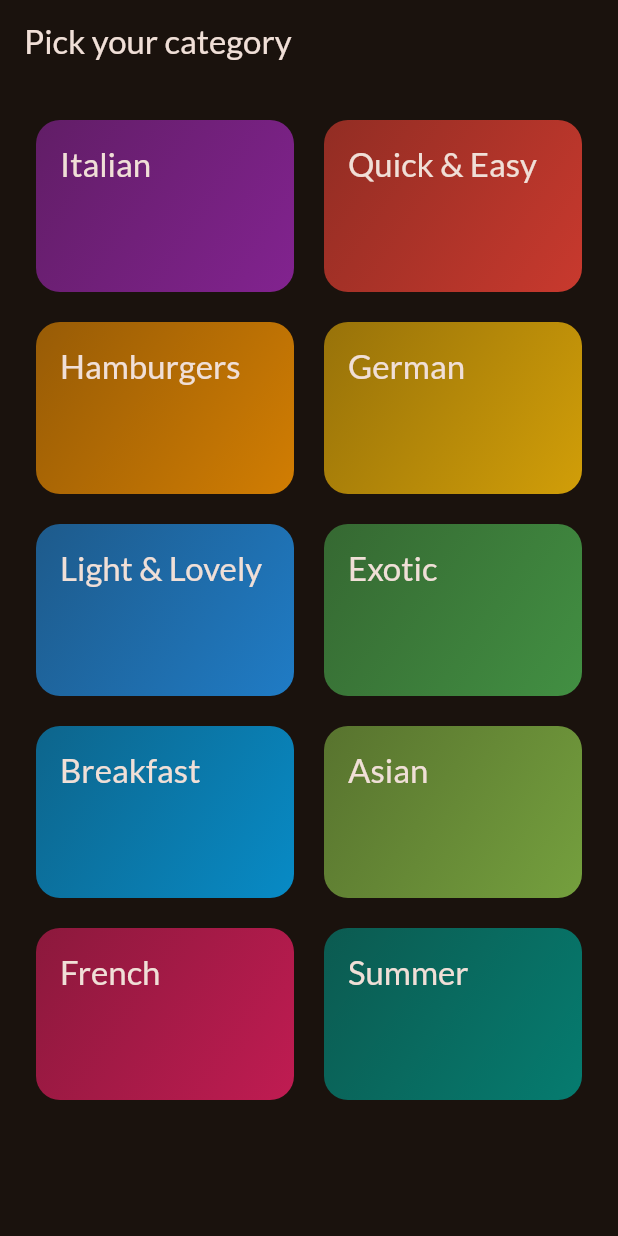
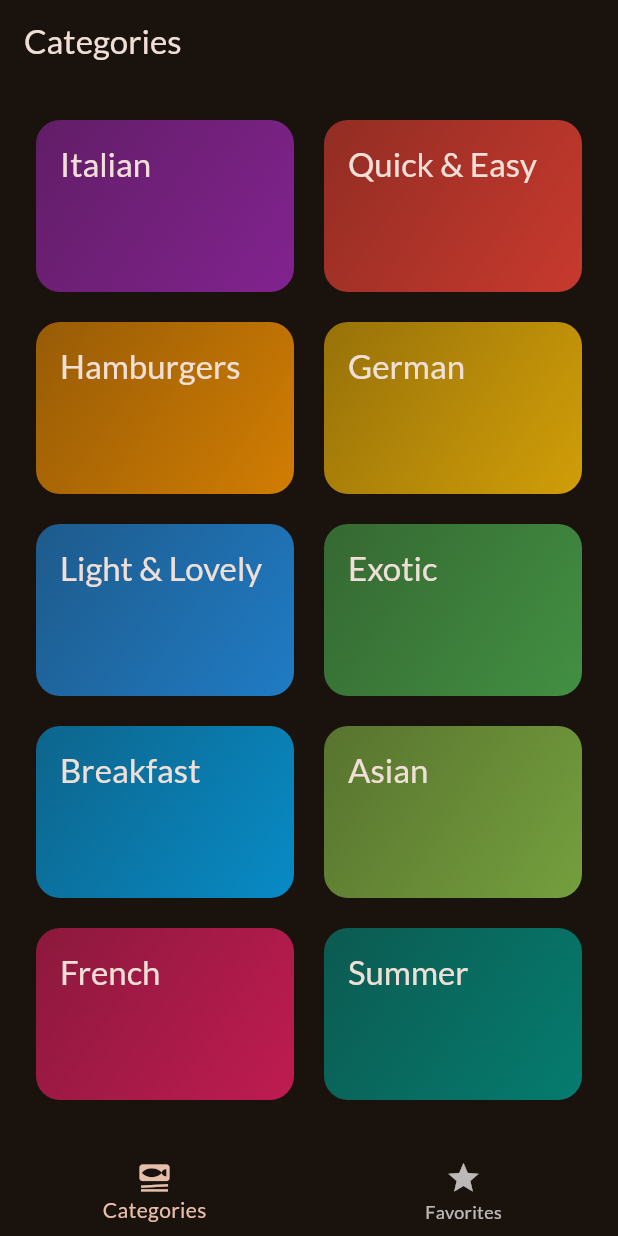
Before and after one commit to AndreNovaisBrito/meal_flutter_app, a Flutter app: the screen it shows after launch, on a phone screen of 412 x 824 dp. Run offline on Flutter 3.47's test engine with Material 3 defaults, Android fonts, the phone set to English and light mode, and no system bars; our stand-ins replace google_fonts, transparent_image.

Commit message:
Favorite button

```diff
--- a/lib/main.dart
+++ b/lib/main.dart
@@ -1,6 +1,6 @@
 import 'package:flutter/material.dart';
 import 'package:google_fonts/google_fonts.dart';
-import 'package:meals/screens/categories.dart';
+import 'package:meals/screens/tabs.dart';
 
 final theme = ThemeData(
   useMaterial3: true,
@@ -22,7 +22,7 @@ class App extends StatelessWidget {
   Widget build(BuildContext context) {
     return MaterialApp(
       theme: theme,
-      home: const CategoriesScreen(),
+      home: const TabsScreen(),
     );
   }
 }
--- a/lib/screens/categories.dart
+++ b/lib/screens/categories.dart
@@ -1,11 +1,14 @@
 import 'package:flutter/material.dart';
 import 'package:meals/data/dummy_data.dart';
 import 'package:meals/models/category.dart';
+import 'package:meals/models/meal.dart';
 import 'package:meals/screens/meals.dart';
 import 'package:meals/widgets/category_grid_item.dart';
 
 class CategoriesScreen extends StatelessWidget {
-  const CategoriesScreen({super.key});
+  const CategoriesScreen({super.key, required this.onToggleFavorite});
+
+  final void Function(Meal meal) onToggleFavorite;
 
   void _selectCategory(BuildContext context, Category category) {
     final filteredMeals = dummyMeals
@@ -14,19 +17,18 @@ class CategoriesScreen extends StatelessWidget {
 
     Navigator.of(context).push(
       MaterialPageRoute(
-        builder: (ctx) =>
-            MealsScreen(title: category.title, meals: filteredMeals),
+        builder: (ctx) => MealsScreen(
+          title: category.title,
+          meals: filteredMeals,
+          onToggleFavorite: onToggleFavorite,
+        ),
       ),
     );
   }
 
   @override
   Widget build(BuildContext context) {
-    return Scaffold(
-      appBar: AppBar(
-        title: const Text('Pick your category'),
-      ),
-      body: GridView(
+    return GridView(
       padding: const EdgeInsets.all(24),
       gridDelegate: const SliverGridDelegateWithFixedCrossAxisCount(
         crossAxisCount: 2,
@@ -43,7 +45,6 @@ class CategoriesScreen extends StatelessWidget {
                 _selectCategory(context, category);
               })
       ],
-      ),
     );
   }
 }
--- /dev/null
+++ b/lib/screens/tabs.dart
@@ -0,0 +1,65 @@
+import 'package:flutter/material.dart';
+import 'package:meals/models/meal.dart';
+import 'package:meals/screens/categories.dart';
+import 'package:meals/screens/meals.dart';
+
+class TabsScreen extends StatefulWidget {
+  const TabsScreen({super.key});
+
+  @override
+  State<StatefulWidget> createState() {
+    return _TabsScreenState();
+  }
+}
+
+class _TabsScreenState extends State<TabsScreen> {
+  int _selectedPageIndex = 0;
+  final List<Meal> _favoriteMeals = [];
+
+  void _toggleMealFavoriteStatus(Meal meal) {
+    final isExisting = _favoriteMeals.contains(meal);
+    if (isExisting) {
+      _favoriteMeals.remove(meal);
+    } else {
+      _favoriteMeals.add(meal);
+    }
+  }
+
+  void _selectPage(int index) {
+    setState(() {
+      _selectedPageIndex = index;
+    });
+  }
+
+  @override
+  Widget build(BuildContext context) {
+    Widget activePage = CategoriesScreen(
+      onToggleFavorite: _toggleMealFavoriteStatus,
+    );
+    var activePageTitle = 'Categories';
+
+    if (_selectedPageIndex == 1) {
+      activePage = MealsScreen(
+        meals: const [],
+        onToggleFavorite: _toggleMealFavoriteStatus,
+      );
+      activePageTitle = 'Your Favorites';
+    }
+
+    return Scaffold(
+      appBar: AppBar(
+        title: Text(activePageTitle),
+      ),
+      body: activePage,
+      bottomNavigationBar: BottomNavigationBar(
+        onTap: _selectPage,
+        currentIndex: _selectedPageIndex,
+        items: const [
+          BottomNavigationBarItem(
+              icon: Icon(Icons.set_meal), label: 'Categories'),
+          BottomNavigationBarItem(icon: Icon(Icons.star), label: 'Favorites'),
+        ],
+      ),
+    );
+  }
+}
--- a/lib/widgets/meal_item.dart
+++ b/lib/widgets/meal_item.dart
@@ -7,9 +7,11 @@ class MealItem extends StatelessWidget {
   const MealItem({
     super.key,
     required this.meal,
+    required this.onSelectMeal,
   });
 
   final Meal meal;
+  final void Function() onSelectMeal;
 
   String get complexityText {
     return meal.complexity.name[0].toUpperCase() +
@@ -31,7 +33,7 @@ class MealItem extends StatelessWidget {
       clipBehavior: Clip.hardEdge,
       elevation: 2,
       child: InkWell(
-        onTap: () {},
+        onTap: onSelectMeal,
         child: Stack(
           children: [
             FadeInImage(
```
Also changed, not shown: lib/screens/meal_details.dart (added, +84 -0 lines), lib/screens/meals.dart (+26 -4 lines). Lines whose indentation alone changed are shown as unchanged.
